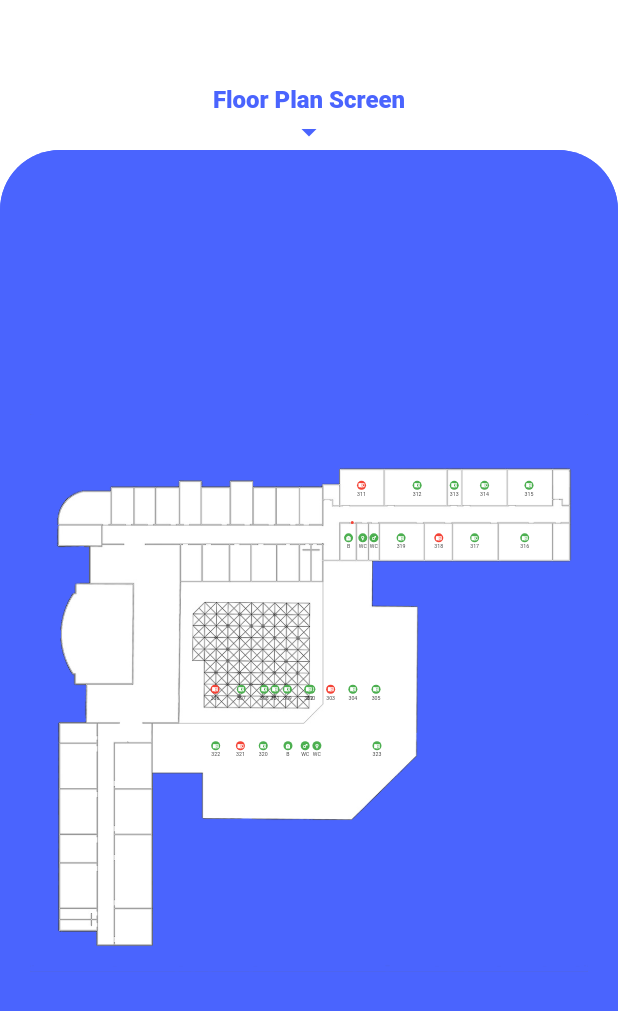
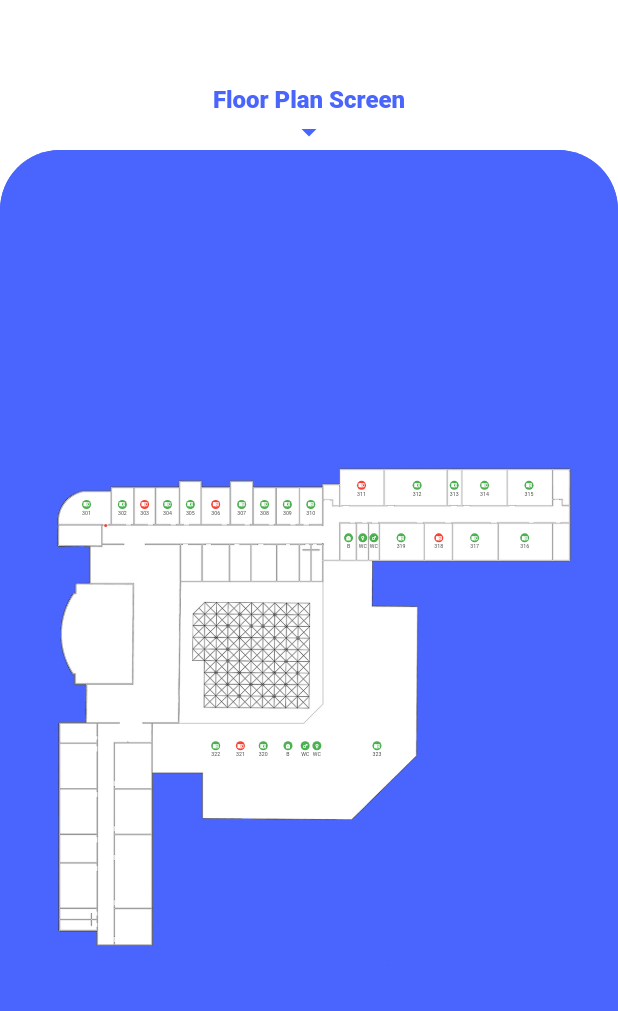
Before and after one commit to MohamedAbdelghanyy/SafeMove, a Flutter app: the screen it shows after launch, on a phone screen of 412 x 824 dp. Shown: the top 1011 px of the screen. Run offline on Flutter 3.47's test engine with Material 2 defaults, Android fonts, the phone set to English and light mode, and no system bars; our stand-ins replace firebase_auth, firebase_core, firebase_database, flip_card, flutter_spinkit, fluttertoast and 3 more; missing offline and left inert: wifi_info_plugin; accounts and stored records are empty; project files that could hold a hidden picture were left out.

```diff
--- a/grad-map/lib/view/shared/global.dart
+++ b/grad-map/lib/view/shared/global.dart
@@ -122,9 +122,9 @@ abstract class Global {
       'name': '310',
       'icon': Icons.menu_book_rounded,
       'status': true,
-      'position': [0.003, 0.0],
-      'door_position': [0.000, 0.000],
-      'corridor_position': [-0.0041, 0.045],
+      'position': [0.0029, -0.299],
+      'door_position': [-0.005, -0.271],
+      'corridor_position': [-0.005, -0.256],
       'tile': 2,
     },
     {
@@ -132,9 +132,9 @@ abstract class Global {
       'name': '309',
       'icon': Icons.menu_book_rounded,
       'status': true,
-      'position': [-0.035, 0.0],
-      'door_position': [-0.0257, 0.032],
-      'corridor_position': [-0.0257, 0.045],
+      'position': [-0.035, -0.299],
+      'door_position': [-0.026, -0.271],
+      'corridor_position': [-0.026, -0.256],
       'tile': 2,
     },
     {
@@ -142,9 +142,9 @@ abstract class Global {
       'name': '308',
       'icon': Icons.menu_book_rounded,
       'status': true,
-      'position': [-0.0725, 0.0],
-      'door_position': [0.000, 0.000],
-      'corridor_position': [0.000, 0.000],
+      'position': [-0.072, -0.299],
+      'door_position': [-0.061, -0.271],
+      'corridor_position': [-0.061, -0.256],
       'tile': 2,
     },
     {
@@ -152,9 +152,9 @@ abstract class Global {
       'name': '307',
       'icon': Icons.menu_book_rounded,
       'status': true,
-      'position': [-0.1095, 0.0],
-      'door_position': [0.000, 0.000],
-      'corridor_position': [0.000, 0.000],
+      'position': [-0.109, -0.299],
+      'door_position': [-0.1, -0.271],
+      'corridor_position': [-0.1, -0.256],
       'tile': 2,
     },
     {
@@ -162,9 +162,9 @@ abstract class Global {
       'name': '306',
       'icon': Icons.menu_book_rounded,
       'status': false,
-      'position': [-0.152, 0.0],
-      'door_position': [0.000, 0.000],
-      'corridor_position': [0.000, 0.000],
+      'position': [-0.151, -0.299],
+      'door_position': [-0.137, -0.271],
+      'corridor_position': [-0.137, -0.256],
       'tile': 2,
     },
     {
@@ -172,9 +172,9 @@ abstract class Global {
       'name': '305',
       'icon': Icons.menu_book_rounded,
       'status': true,
-      'position': [0.1085, 0.0],
-      'door_position': [0.000, 0.000],
-      'corridor_position': [0.000, 0.000],
+      'position': [-0.192, -0.299],
+      'door_position': [-0.198, -0.271],
+      'corridor_position': [-0.198, -0.256],
       'tile': 1,
     },
     {
@@ -182,9 +182,9 @@ abstract class Global {
       'name': '304',
       'icon': Icons.menu_book_rounded,
       'status': true,
-      'position': [0.071, 0.0],
-      'door_position': [0.000, 0.000],
-      'corridor_position': [0.000, 0.000],
+      'position': [-0.229, -0.299],
+      'door_position': [-0.22, -0.271],
+      'corridor_position': [-0.22, -0.256],
       'tile': 1,
     },
     {
@@ -192,9 +192,9 @@ abstract class Global {
       'name': '303',
       'icon': Icons.menu_book_rounded,
       'status': false,
-      'position': [0.035, 0.0],
-      'door_position': [0.000, 0.000],
-      'corridor_position': [0.000, 0.000],
+      'position': [-0.266, -0.299],
+      'door_position': [-0.257, -0.271],
+      'corridor_position': [-0.257, -0.256],
       'tile': 1,
     },
     {
@@ -202,9 +202,9 @@ abstract class Global {
       'name': '302',
       'icon': Icons.menu_book_rounded,
       'status': true,
-      'position': [-0.0005, 0.0],
-      'door_position': [0.000, 0.000],
-      'corridor_position': [0.000, 0.000],
+      'position': [-0.302, -0.299],
+      'door_position': [-0.292, -0.271],
+      'corridor_position': [-0.292, -0.256],
       'tile': 1,
     },
     {
@@ -212,9 +212,9 @@ abstract class Global {
       'name': '301',
       'icon': Icons.menu_book_rounded,
       'status': true,
-      'position': [-0.055, 0.0],
-      'door_position': [0.000, 0.000],
-      'corridor_position': [0.000, 0.000],
+      'position': [-0.36, -0.299],
+      'door_position': [-0.329, -0.271],
+      'corridor_position': [-0.329, -0.256],
       'tile': 1,
     },
 
--- a/grad-map/lib/view/widgets/gridview_widget.dart
+++ b/grad-map/lib/view/widgets/gridview_widget.dart
@@ -103,7 +103,7 @@ class LinePainter extends CustomPainter {
       ..strokeWidth = 2
       ..strokeCap = StrokeCap.round;
 
-    List xy = [0.07, -0.276];
+    List xy = [-0.329, -0.271];
 
     print('[' + xy[0].toString() + ', ' + xy[1].toString());
 
```
